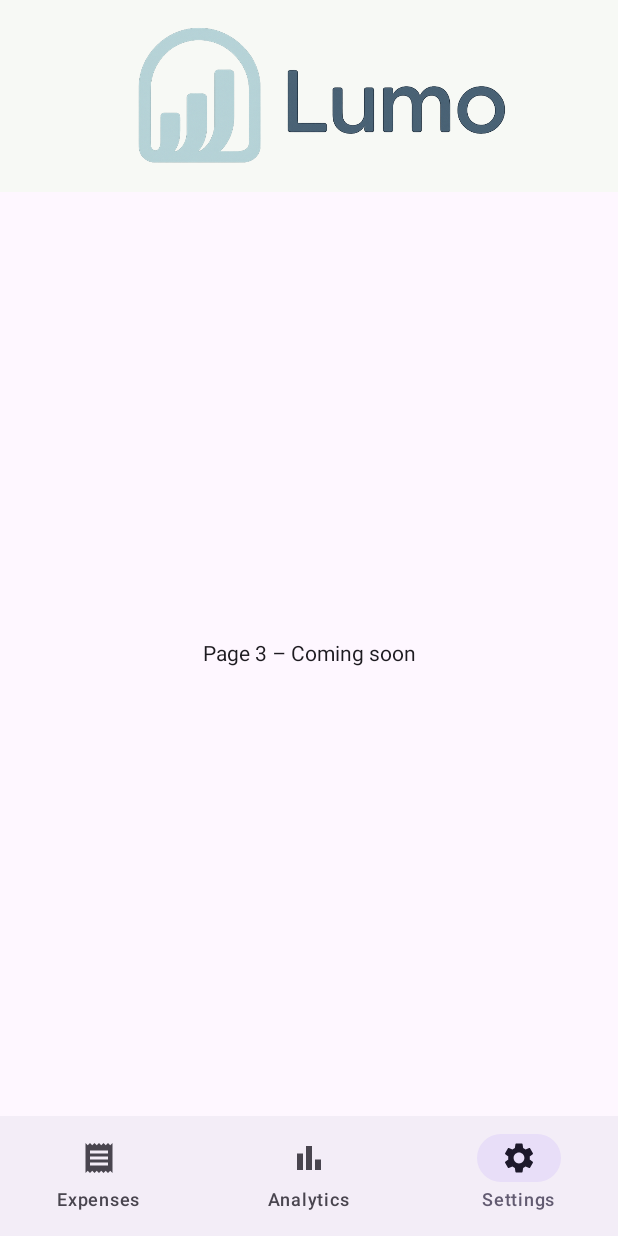
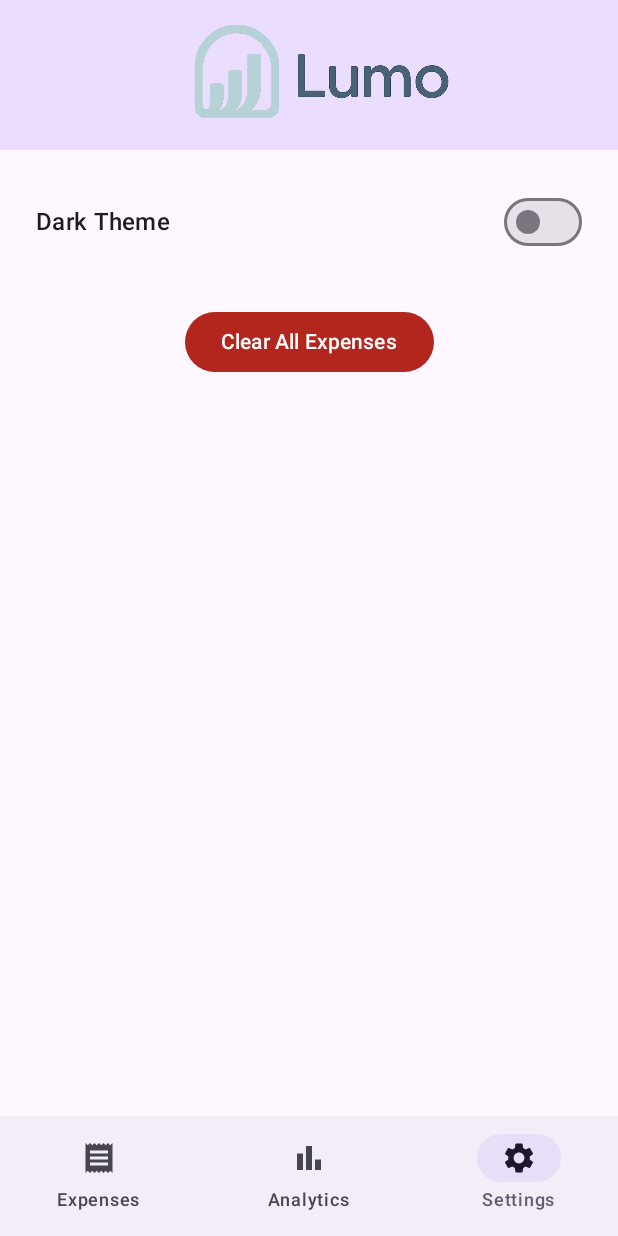
Before and after one commit to JakobDPunkt/expense_tracker_hackathon, an Android app built with Jetpack Compose: the screen it shows after launch (MainActivity), item 3 of the bottom bar chosen, on a phone screen of 412 x 824 dp. Run offline under Robolectric (Android 15) with nearby library versions, the phone set to English and light mode, and no system bars; our stand-ins replace Room's generated code.

Commit message:
added the third page with clear all and added dark mode feature

```diff
--- a/app/src/main/java/com/example/expense_tracker_hackathon/MainActivity.kt
+++ b/app/src/main/java/com/example/expense_tracker_hackathon/MainActivity.kt
@@ -3,11 +3,30 @@ package com.example.expense_tracker_hackathon
 import android.os.Bundle
 import androidx.activity.ComponentActivity
 import androidx.activity.compose.setContent
+import androidx.compose.material3.darkColorScheme
+import androidx.compose.material3.lightColorScheme
+import androidx.compose.material3.MaterialTheme
+import androidx.compose.runtime.*
 import com.example.expense_tracker_hackathon.ui.navigation.ExpenseTrackerApp
 
 class MainActivity : ComponentActivity() {
     override fun onCreate(savedInstanceState: Bundle?) {
         super.onCreate(savedInstanceState)
-        setContent { ExpenseTrackerApp() }
+        setContent {
+            // 1) App‑wide theme state
+            var darkTheme by remember { mutableStateOf(false) }
+
+            // 2) Choose color scheme
+            val colorScheme = if (darkTheme) darkColorScheme() else lightColorScheme()
+
+            MaterialTheme(
+                colorScheme = colorScheme
+            ) {
+                ExpenseTrackerApp(
+                    isDarkTheme   = darkTheme,
+                    onToggleTheme = { darkTheme = !darkTheme }
+                )
+            }
+        }
     }
 }
--- a/app/src/main/java/com/example/expense_tracker_hackathon/data/ExpenseData.kt
+++ b/app/src/main/java/com/example/expense_tracker_hackathon/data/ExpenseData.kt
@@ -19,9 +19,13 @@ interface ExpenseDao {
     fun getAll(): Flow<List<ExpenseItem>>
     @Update suspend fun update(item: ExpenseItem)
     @Delete suspend fun delete(item: ExpenseItem)
+
+    // ← new: delete every row
+    @Query("DELETE FROM ExpenseItem")
+    suspend fun clearAll()
 }
 
-@Database(entities = [ExpenseItem::class], version = 4)
+@Database(entities = [ExpenseItem::class], version = 5)
 abstract class ExpenseDatabase : RoomDatabase() {
     abstract fun expenseDao(): ExpenseDao
 }
--- a/app/src/main/java/com/example/expense_tracker_hackathon/ui/navigation/ExpenseTrackerApp.kt
+++ b/app/src/main/java/com/example/expense_tracker_hackathon/ui/navigation/ExpenseTrackerApp.kt
@@ -1,10 +1,10 @@
 /*  src/main/java/com/example/expense_tracker_hackathon/ui/navigation/ExpenseTrackerApp.kt  */
 package com.example.expense_tracker_hackathon.ui.navigation
 
+import androidx.compose.material3.Icon
 import androidx.compose.foundation.Image
 import androidx.compose.foundation.layout.*
 import androidx.compose.material.icons.Icons
-import androidx.compose.material3.Icon
 import androidx.compose.material.icons.filled.BarChart
 import androidx.compose.material.icons.filled.Receipt
 import androidx.compose.material.icons.filled.Settings
@@ -20,7 +20,6 @@ import androidx.compose.runtime.Composable
 import androidx.compose.runtime.getValue
 import androidx.compose.ui.Alignment
 import androidx.compose.ui.Modifier
-import androidx.compose.ui.graphics.Color
 import androidx.compose.ui.graphics.vector.ImageVector
 import androidx.compose.ui.res.painterResource
 import androidx.compose.ui.unit.dp
@@ -42,7 +41,10 @@ sealed class Screen(val route: String, val label: String, val icon: ImageVector)
 
 @OptIn(ExperimentalMaterial3Api::class)
 @Composable
-fun ExpenseTrackerApp() {
+fun ExpenseTrackerApp(
+    isDarkTheme: Boolean,
+    onToggleTheme: () -> Unit
+) {
     val navController = rememberNavController()
 
     Scaffold(
@@ -50,7 +52,7 @@ fun ExpenseTrackerApp() {
             CenterAlignedTopAppBar(
                 modifier = Modifier
                     .fillMaxWidth()
-                    .height(128.dp),
+                    .height(100.dp),
                 title = {
                     Box(
                         modifier = Modifier
@@ -61,13 +63,13 @@ fun ExpenseTrackerApp() {
                         Image(
                             painter = painterResource(R.drawable.icon_broad),
                             contentDescription = "Lumo",
-                            modifier = Modifier
-                                .height(128.dp)
+                            modifier = Modifier.height(72.dp)
                         )
                     }
                 },
+                // <-- use theme's primaryContainer so it flips in dark mode
                 colors = TopAppBarDefaults.centerAlignedTopAppBarColors(
-                    containerColor = Color(0xFFF7F9F5),
+                    containerColor    = MaterialTheme.colorScheme.primaryContainer,
                     titleContentColor = MaterialTheme.colorScheme.onPrimaryContainer
                 )
             )
@@ -75,12 +77,10 @@ fun ExpenseTrackerApp() {
         bottomBar = {
             NavigationBar {
                 val navBackStackEntry by navController.currentBackStackEntryAsState()
-                val currentDestination = navBackStackEntry?.destination
+                val currentDest = navBackStackEntry?.destination
                 Screen.items.forEach { screen ->
                     NavigationBarItem(
-                        selected = currentDestination
-                            ?.hierarchy
-                            ?.any { it.route == screen.route } == true,
+                        selected = currentDest?.hierarchy?.any { it.route == screen.route } == true,
                         onClick = {
                             navController.navigate(screen.route) {
                                 popUpTo(navController.graph.findStartDestination().id) { saveState = true }
@@ -96,13 +96,18 @@ fun ExpenseTrackerApp() {
         }
     ) { innerPadding ->
         NavHost(
-            navController   = navController,
+            navController    = navController,
             startDestination = Screen.Expenses.route,
-            modifier        = Modifier.padding(innerPadding)
+            modifier         = Modifier.padding(innerPadding)
         ) {
             composable(Screen.Expenses.route) { ExpensesScreen() }
             composable(Screen.Page2.route)    { Page2Screen() }
-            composable(Screen.Page3.route)    { Page3Screen() }
+            composable(Screen.Page3.route)    {
+                Page3Screen(
+                    isDarkTheme   = isDarkTheme,
+                    onToggleTheme = onToggleTheme
+                )
+            }
         }
     }
 }
--- a/app/src/main/java/com/example/expense_tracker_hackathon/ui/screens/ExpensesScreen.kt
+++ b/app/src/main/java/com/example/expense_tracker_hackathon/ui/screens/ExpensesScreen.kt
@@ -29,19 +29,24 @@ import java.time.LocalDate
 import java.time.ZoneId
 import java.time.format.DateTimeFormatter
 
-/* ─── View‑model & helpers (unchanged) ─── */
 @OptIn(ExperimentalMaterial3Api::class)
 class ExpenseViewModel(private val db: ExpenseDatabase) : ViewModel() {
     private val dao = db.expenseDao()
     val expenses: Flow<List<ExpenseItem>> = dao.getAll()
+
     fun addExpense(desc: String, pri: Double, cat: String, date: String) =
         viewModelScope.launch { dao.insert(ExpenseItem(name = desc, price = pri, category = cat, date = date)) }
     fun updateExpense(item: ExpenseItem) = viewModelScope.launch { dao.update(item) }
     fun deleteExpense(item: ExpenseItem) = viewModelScope.launch { dao.delete(item) }
+
+    // ← new: clear entire table
+    fun clearAllExpenses() = viewModelScope.launch { dao.clearAll() }
 }
+
 class ExpenseViewModelFactory(private val db: ExpenseDatabase) : ViewModelProvider.Factory {
     override fun <T : ViewModel> create(modelClass: Class<T>): T = ExpenseViewModel(db) as T
 }
+
 @Composable fun rememberDatabase(): ExpenseDatabase {
     val ctx = LocalContext.current
     return remember {
@@ -120,7 +125,7 @@ fun ExpensesScreen() {
     }
 }
 
-/* ─── Bottom‑sheet (unchanged) ─── */
+/* ─── Bottom‑sheet ─── */
 @OptIn(ExperimentalMaterial3Api::class)
 @Composable
 private fun AddExpenseSheet(
--- a/app/src/main/java/com/example/expense_tracker_hackathon/ui/screens/Page3Screen.kt
+++ b/app/src/main/java/com/example/expense_tracker_hackathon/ui/screens/Page3Screen.kt
@@ -1,15 +1,78 @@
 package com.example.expense_tracker_hackathon.ui.screens
 
-import androidx.compose.foundation.layout.Box
-import androidx.compose.foundation.layout.fillMaxSize
-import androidx.compose.material3.Text
-import androidx.compose.runtime.Composable
+import androidx.compose.foundation.layout.*
+import androidx.compose.material3.*
+import androidx.compose.runtime.*
 import androidx.compose.ui.Alignment
 import androidx.compose.ui.Modifier
+import androidx.compose.ui.unit.dp
+import androidx.lifecycle.viewmodel.compose.viewModel
+import com.example.expense_tracker_hackathon.ui.screens.rememberDatabase
+import com.example.expense_tracker_hackathon.ui.screens.ExpenseViewModel
+import com.example.expense_tracker_hackathon.ui.screens.ExpenseViewModelFactory
 
+@OptIn(ExperimentalMaterial3Api::class)
 @Composable
-fun Page3Screen() {
-    Box(Modifier.fillMaxSize(), contentAlignment = Alignment.Center) {
-        Text("Page 3 – Coming soon")
+fun Page3Screen(
+    isDarkTheme: Boolean,
+    onToggleTheme: () -> Unit
+) {
+    // Get the same VM to invoke clearAllExpenses()
+    val db = rememberDatabase()
+    val vm: ExpenseViewModel = viewModel(factory = ExpenseViewModelFactory(db))
+
+    // Local state for showing the confirmation dialog
+    var showConfirm by remember { mutableStateOf(false) }
+
+    //  ── Confirmation Dialog ────────────────────────────────────
+    if (showConfirm) {
+        AlertDialog(
+            onDismissRequest = { showConfirm = false },
+            title = { Text("Confirm Delete") },
+            text = { Text("Are you sure you want to delete all expenses? This action cannot be undone.") },
+            confirmButton = {
+                TextButton(onClick = {
+                    vm.clearAllExpenses()
+                    showConfirm = false
+                }) {
+                    Text("Delete")
+                }
+            },
+            dismissButton = {
+                TextButton(onClick = { showConfirm = false }) {
+                    Text("Cancel")
+                }
+            }
+        )
+    }
+
+    //  ── Settings Content ───────────────────────────────────────
+    Column(
+        modifier = Modifier
+            .fillMaxSize()
+            .padding(24.dp),
+        verticalArrangement = Arrangement.spacedBy(32.dp),
+        horizontalAlignment = Alignment.CenterHorizontally
+    ) {
+        // 1) Theme toggle
+        Row(
+            modifier = Modifier.fillMaxWidth(),
+            horizontalArrangement = Arrangement.SpaceBetween,
+            verticalAlignment = Alignment.CenterVertically
+        ) {
+            Text("Dark Theme", style = MaterialTheme.typography.titleMedium)
+            Switch(
+                checked = isDarkTheme,
+                onCheckedChange = { onToggleTheme() }
+            )
+        }
+
+        // 2) Clear all expenses (opens confirmation)
+        Button(
+            onClick = { showConfirm = true },
+            colors = ButtonDefaults.buttonColors(containerColor = MaterialTheme.colorScheme.error)
+        ) {
+            Text("Clear All Expenses", color = MaterialTheme.colorScheme.onError)
+        }
     }
 }
```
